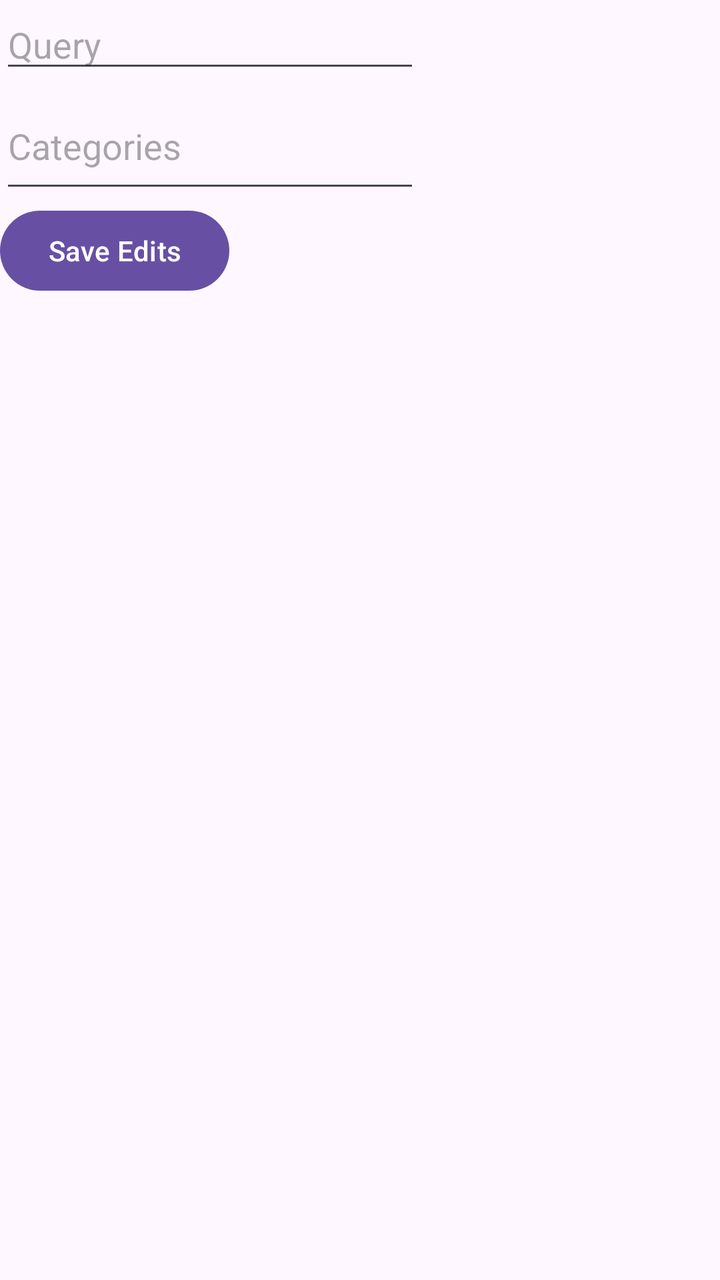
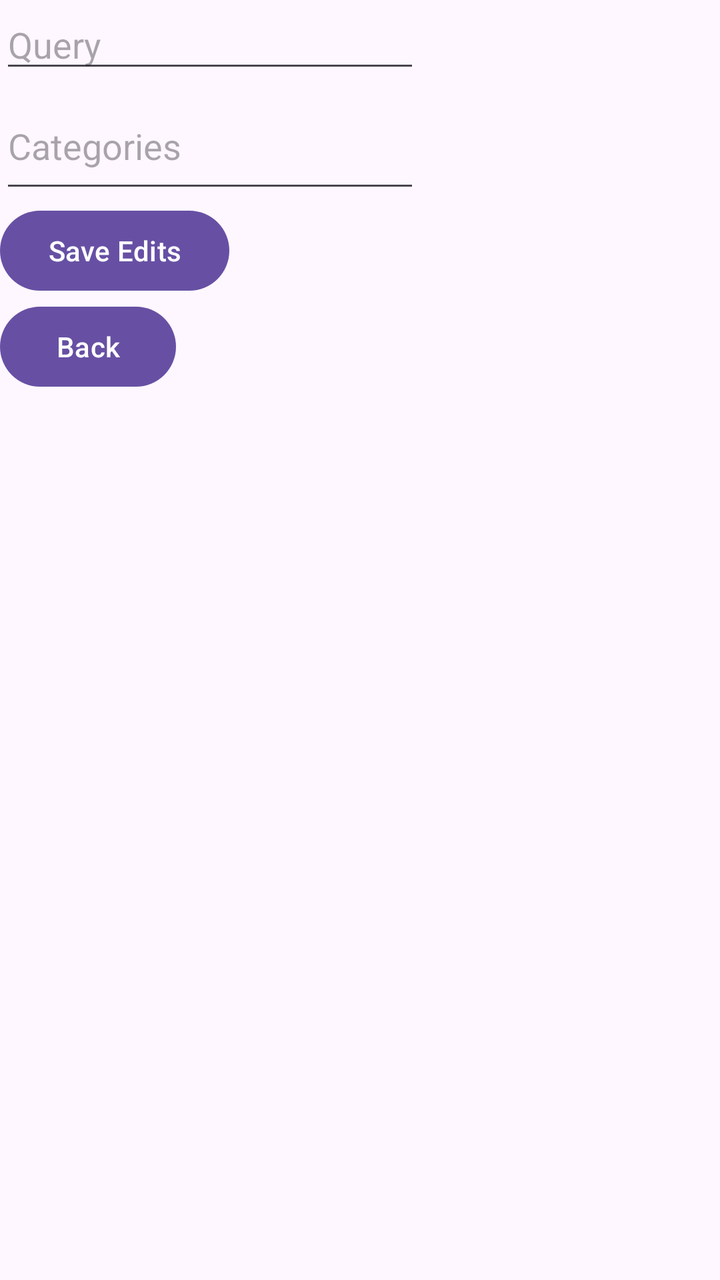

Two renders of the same Android screen: before a commit and after it. Below are the layout's source before the change and the commit's diff.
<!-- AndroidManifest.xml: application theme Theme._3130_grp8_app -->
<!-- res/layout/activity_edit_preferred_product.xml -->
<?xml version="1.0" encoding="utf-8"?>
<androidx.constraintlayout.widget.ConstraintLayout xmlns:android="http://schemas.android.com/apk/res/android"
    xmlns:app="http://schemas.android.com/apk/res-auto"
    android:id="@+id/editPreferredProductMain"
    android:layout_width="match_parent"
    android:layout_height="match_parent">

    <EditText
        android:id="@+id/editPreferredProductQueryEditText"
        android:layout_width="wrap_content"
        android:layout_height="wrap_content"
        android:ems="10"
        android:hint="Query"
        android:inputType="text"
        app:layout_constraintStart_toStartOf="parent"
        app:layout_constraintTop_toTopOf="parent" />

    <EditText
        android:id="@+id/editPreferredProductCategoriesEditText"
        android:layout_width="wrap_content"
        android:layout_height="60dp"
        android:ems="10"
        android:hint="Categories"
        android:inputType="text"
        app:layout_constraintStart_toStartOf="parent"
        app:layout_constraintTop_toBottomOf="@id/editPreferredProductQueryEditText" />

    <Button
        android:id="@+id/editPreferredProductButton"
        android:layout_width="wrap_content"
        android:layout_height="wrap_content"
        android:text="Save Edits"
        app:layout_constraintStart_toStartOf="parent"
        app:layout_constraintTop_toBottomOf="@id/editPreferredProductCategoriesEditText" />

</androidx.constraintlayout.widget.ConstraintLayout>
<!-- resources referenced by this layout -->
<resources>
  <style name="Theme._3130_grp8_app" parent="Base.Theme._3130_grp8_app" />
  <style name="Base.Theme._3130_grp8_app" parent="Theme.Material3.DayNight.NoActionBar">
          
          
      </style>
</resources>

<!-- the commit's change to res/layout/activity_edit_preferred_product.xml (unified diff, before → after) -->
@@ -33,4 +33,12 @@
         app:layout_constraintStart_toStartOf="parent"
         app:layout_constraintTop_toBottomOf="@id/editPreferredProductCategoriesEditText" />
 
+    <Button
+        android:id="@+id/editPreferredProductBackButton"
+        android:layout_width="wrap_content"
+        android:layout_height="wrap_content"
+        app:layout_constraintTop_toBottomOf="@id/editPreferredProductButton"
+        app:layout_constraintStart_toStartOf="parent"
+        android:text="Back" />
+
 </androidx.constraintlayout.widget.ConstraintLayout>
